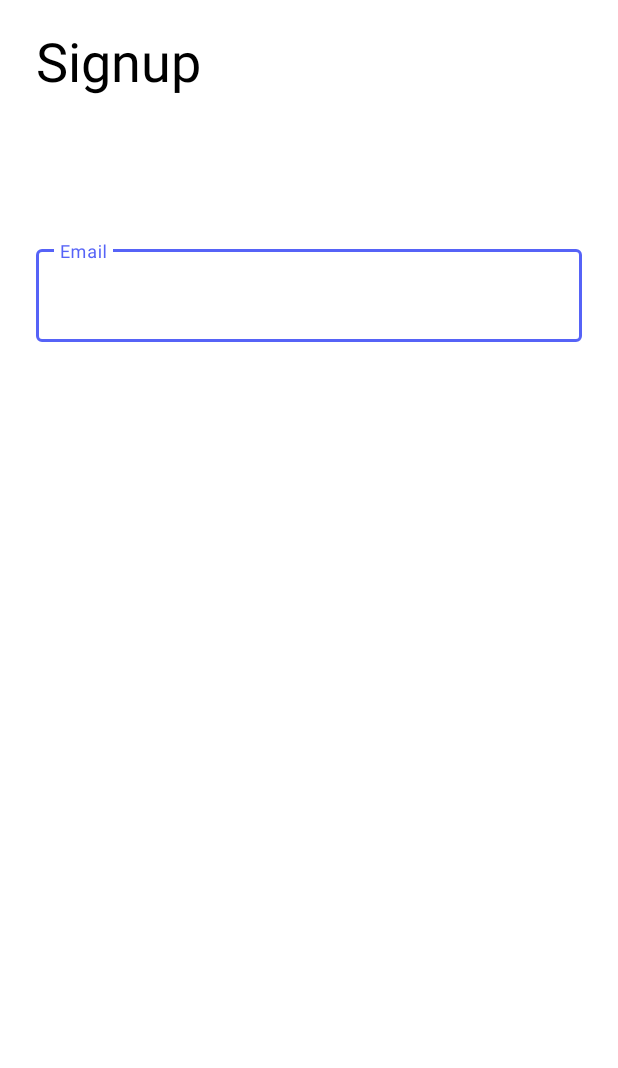
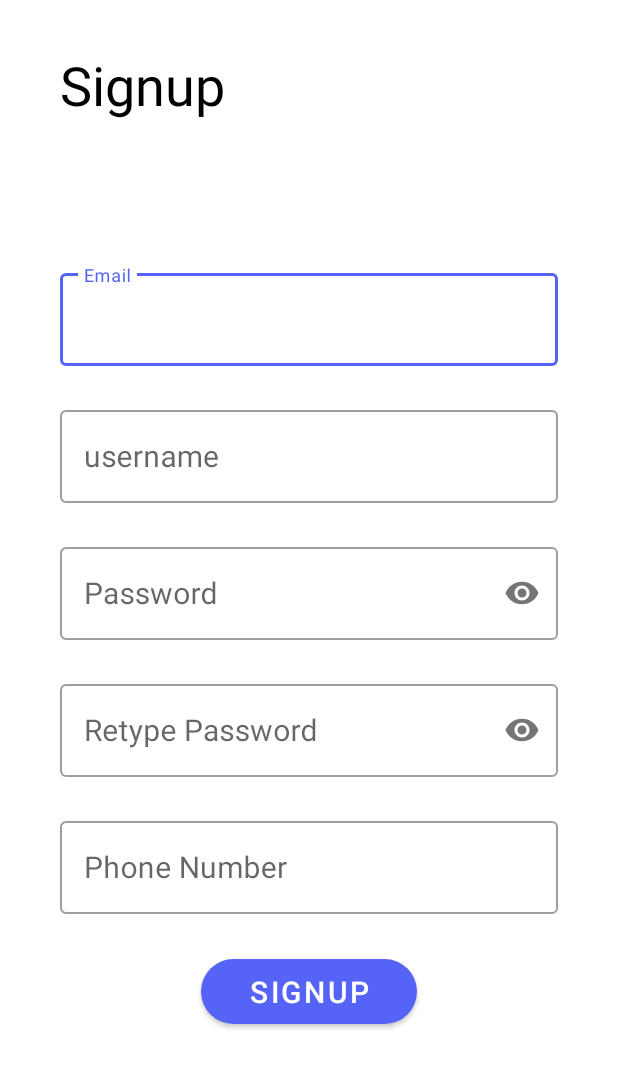
Before and after one commit to Chester-King/cloud-computing, an Android app: the SignupActivity screen opened directly, with no data from a screen before it, on a phone screen of 412 x 824 dp. Shown: the top 1068 px of the screen. Run offline under Robolectric (Android 15) with nearby library versions, the phone set to English and light mode, and no system bars.

Commit message:
Added Signup UI

```diff
--- a/App/app/src/main/res/layout/activity_login.xml
+++ b/App/app/src/main/res/layout/activity_login.xml
@@ -65,14 +65,19 @@
 
     </com.google.android.material.textfield.TextInputLayout>
 
-    <Button
+    <com.google.android.material.button.MaterialButton
         android:id="@+id/btn_login"
         android:layout_width="wrap_content"
         android:layout_height="wrap_content"
         android:layout_marginTop="24dp"
         android:layout_marginBottom="8dp"
+        android:paddingStart="32dp"
+        android:paddingTop="8dp"
+        android:paddingEnd="32dp"
+        android:paddingBottom="8dp"
         android:text="Login"
         android:textSize="20sp"
+        app:cornerRadius="30dp"
         app:layout_constraintBottom_toBottomOf="parent"
         app:layout_constraintEnd_toEndOf="@+id/textInputLayout2"
         app:layout_constraintStart_toStartOf="@+id/textInputLayout2"
--- a/App/app/src/main/res/layout/activity_signup.xml
+++ b/App/app/src/main/res/layout/activity_signup.xml
@@ -1,5 +1,5 @@
 <?xml version="1.0" encoding="utf-8"?>
-<androidx.constraintlayout.widget.ConstraintLayout xmlns:android="http://schemas.android.com/apk/res/android"
+<ScrollView xmlns:android="http://schemas.android.com/apk/res/android"
     xmlns:app="http://schemas.android.com/apk/res-auto"
     xmlns:tools="http://schemas.android.com/tools"
     android:layout_width="match_parent"
@@ -8,16 +8,14 @@
 
     <androidx.constraintlayout.widget.ConstraintLayout
         android:layout_width="match_parent"
-        android:layout_height="match_parent">
+        android:layout_height="wrap_content"
+        android:layout_margin="16dp">
 
-
-
-    </androidx.constraintlayout.widget.ConstraintLayout>
         <TextView
             android:id="@+id/textView"
             android:layout_width="wrap_content"
             android:layout_height="wrap_content"
-        android:layout_marginLeft="24dp"
+            android:layout_marginStart="24dp"
             android:layout_marginTop="16dp"
             android:text="Signup"
             android:textColor="@android:color/black"
@@ -43,7 +41,7 @@
             app:layout_constraintTop_toBottomOf="@+id/textView">
 
             <com.google.android.material.textfield.TextInputEditText
-            android:id="@+id/ET_userLogin"
+                android:id="@+id/ET_email"
                 android:layout_width="match_parent"
                 android:layout_height="wrap_content"
                 android:textColor="@android:color/black"
@@ -51,9 +49,108 @@
         </com.google.android.material.textfield.TextInputLayout>
 
         <com.google.android.material.textfield.TextInputLayout
+            android:id="@+id/textInputLayout3"
+            style="@style/Widget.MaterialComponents.TextInputLayout.OutlinedBox"
+            android:layout_width="0dp"
+            android:layout_height="wrap_content"
+            android:layout_marginTop="24dp"
+            android:hint="username"
+            app:layout_constraintEnd_toEndOf="@+id/textInputLayout"
+            app:layout_constraintStart_toStartOf="@+id/textInputLayout"
+            app:layout_constraintTop_toBottomOf="@+id/textInputLayout">
+
+            <com.google.android.material.textfield.TextInputEditText
+                android:id="@+id/ET_username"
+                android:layout_width="match_parent"
+                android:layout_height="wrap_content"
+                android:textColor="@android:color/black"
+                android:textSize="20sp" />
+
+        </com.google.android.material.textfield.TextInputLayout>
+
+        <com.google.android.material.textfield.TextInputLayout
+            android:id="@+id/textInputLayout4"
+            style="@style/Widget.MaterialComponents.TextInputLayout.OutlinedBox"
+            android:layout_width="0dp"
+            android:layout_height="wrap_content"
+            android:layout_marginTop="24dp"
+            android:hint="Password"
+            app:layout_constraintEnd_toEndOf="@+id/textInputLayout3"
+            app:layout_constraintStart_toStartOf="@+id/textInputLayout3"
+            app:layout_constraintTop_toBottomOf="@+id/textInputLayout3"
+            app:passwordToggleEnabled="true">
+
+            <com.google.android.material.textfield.TextInputEditText
+                android:id="@+id/ET_password"
+                android:layout_width="match_parent"
+                android:layout_height="wrap_content"
+                android:inputType="textPassword"
+                android:textColor="@android:color/black"
+                android:textSize="20sp" />
+
+        </com.google.android.material.textfield.TextInputLayout>
+
+        <com.google.android.material.textfield.TextInputLayout
+            android:id="@+id/textInputLayout5"
+            style="@style/Widget.MaterialComponents.TextInputLayout.OutlinedBox"
+            android:layout_width="0dp"
+            android:layout_height="wrap_content"
+            android:layout_marginTop="24dp"
+            android:hint="Retype Password"
+            app:layout_constraintEnd_toEndOf="@+id/textInputLayout4"
+            app:layout_constraintStart_toStartOf="@+id/textInputLayout4"
+            app:layout_constraintTop_toBottomOf="@+id/textInputLayout4"
+            app:passwordToggleEnabled="true">
+
+            <com.google.android.material.textfield.TextInputEditText
+                android:id="@+id/ET_retype_pass"
+                android:layout_width="match_parent"
+                android:layout_height="wrap_content"
+                android:inputType="textPassword"
+                android:textColor="@android:color/black"
+                android:textSize="20sp" />
+
+        </com.google.android.material.textfield.TextInputLayout>
+
+        <com.google.android.material.textfield.TextInputLayout
+            android:id="@+id/textInputLayout6"
+            style="@style/Widget.MaterialComponents.TextInputLayout.OutlinedBox"
+            android:layout_width="0dp"
+            android:layout_height="wrap_content"
+            android:layout_marginTop="24dp"
+            android:hint="Phone Number"
+            app:layout_constraintEnd_toEndOf="@+id/textInputLayout5"
+            app:layout_constraintStart_toStartOf="@+id/textInputLayout5"
+            app:layout_constraintTop_toBottomOf="@+id/textInputLayout5">
+
+            <com.google.android.material.textfield.TextInputEditText
+                android:id="@+id/ET_phno"
+                android:layout_width="match_parent"
+                android:layout_height="wrap_content"
+                android:inputType="phone"
+                android:textColor="@android:color/black"
+                android:textSize="20sp" />
+
+        </com.google.android.material.textfield.TextInputLayout>
+
+        <com.google.android.material.button.MaterialButton
+            android:id="@+id/btn_signup"
             android:layout_width="wrap_content"
-        android:layout_height="wrap_content"></com.google.android.material.textfield.TextInputLayout>
-
-
+            android:layout_height="wrap_content"
+            android:layout_marginTop="24dp"
+            android:layout_marginBottom="16dp"
+            android:paddingStart="32dp"
+            android:paddingTop="8dp"
+            android:paddingEnd="32dp"
+            android:paddingBottom="8dp"
+            android:text="SignUp"
+            android:textSize="20sp"
+            app:cornerRadius="30dp"
+            app:layout_constraintBottom_toBottomOf="parent"
+            app:layout_constraintEnd_toEndOf="@+id/textInputLayout6"
+            app:layout_constraintStart_toStartOf="@+id/textInputLayout6"
+            app:layout_constraintTop_toBottomOf="@+id/textInputLayout6" />
 
     </androidx.constraintlayout.widget.ConstraintLayout>
+
+</ScrollView>
```
Also changed, not shown: App/app/src/main/java/com/example/amazonians/activities/LoginActivity.java (+4 -4 lines), 1 other file. Lines whose indentation alone changed are shown as unchanged.
